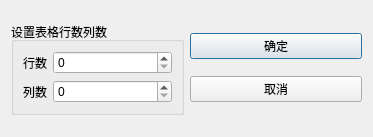
Qt form zero2one/CustomDialog/sizedialog.ui (NilEra-K/QT6_2) before a commit.
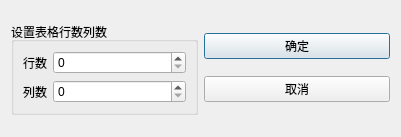
The same form after that commit.

```diff
--- a/zero2one/CustomDialog/sizedialog.ui
+++ b/zero2one/CustomDialog/sizedialog.ui
@@ -6,17 +6,17 @@
    <rect>
     <x>0</x>
     <y>0</y>
-    <width>373</width>
+    <width>401</width>
     <height>137</height>
    </rect>
   </property>
   <property name="windowTitle">
    <string>设置表格行数和列数</string>
   </property>
-  <layout class="QGridLayout" name="gridLayout">
+  <layout class="QGridLayout" name="gridLayout_2">
    <item row="0" column="0">
-    <layout class="QHBoxLayout" name="horizontalLayout">
-     <item>
+    <layout class="QGridLayout" name="gridLayout">
+     <item row="0" column="0">
       <widget class="QGroupBox" name="groupBox">
        <property name="title">
         <string>设置表格行数列数</string>
@@ -45,7 +45,7 @@
        </layout>
       </widget>
      </item>
-     <item>
+     <item row="0" column="1">
       <layout class="QVBoxLayout" name="verticalLayout">
        <item>
         <widget class="QPushButton" name="btnOK">
```
Left out of the diff: 41 changed lines with no effect on the pictures.
